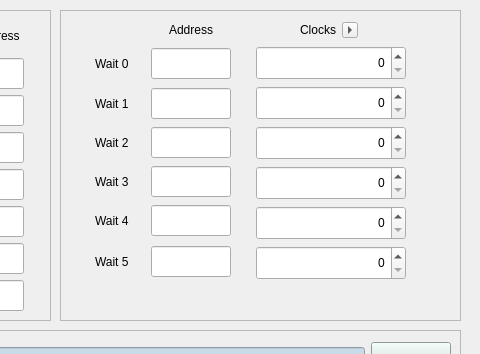
slsdetectorgroup/slsDetectorPackage, file pyctbgui/pyctbgui/ui/pattern.ui: the form before one commit; both pictures show x 390 to 870 and y 0 to 354 of the 870 by 800 pixel window.
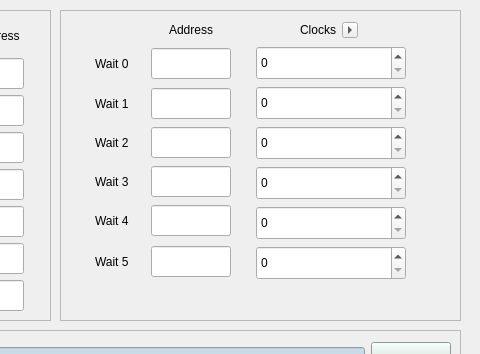
The form after the commit.

What changed in the file:
```diff
--- a/pyctbgui/pyctbgui/ui/pattern.ui
+++ b/pyctbgui/pyctbgui/ui/pattern.ui
@@ -1542,7 +1542,7 @@
          <number>6</number>
         </property>
         <item row="1" column="0">
-         <widget class="QSpinBox" name="spinBoxLoop1WaitClocks">
+         <widget class="QDoubleSpinBox" name="doubleSpinBoxLoop1WaitClocks">
           <property name="minimumSize">
            <size>
             <width>150</width>
@@ -1555,60 +1555,19 @@
             <height>34</height>
            </size>
           </property>
-          <property name="alignment">
-           <set>Qt::AlignRight|Qt::AlignTrailing|Qt::AlignVCenter</set>
+          <property name="inputMethodHints">
+           <set>Qt::ImhDigitsOnly</set>
           </property>
-          <property name="maximum">
-           <number>999999999</number>
+          <property name="decimals">
+           <number>0</number>
           </property>
-         </widget>
-        </item>
-        <item row="3" column="0">
-         <widget class="QSpinBox" name="spinBoxLoop3WaitClocks">
-          <property name="minimumSize">
-           <size>
-            <width>150</width>
-            <height>34</height>
-           </size>
-          </property>
-          <property name="maximumSize">
-           <size>
-            <width>150</width>
-            <height>34</height>
-           </size>
-          </property>
-          <property name="alignment">
-           <set>Qt::AlignRight|Qt::AlignTrailing|Qt::AlignVCenter</set>
-          </property>
           <property name="maximum">
-           <number>999999999</number>
-          </property>
-         </widget>
-        </item>
-        <item row="0" column="0">
-         <widget class="QSpinBox" name="spinBoxLoop0WaitClocks">
-          <property name="minimumSize">
-           <size>
-            <width>150</width>
-            <height>34</height>
-           </size>
-          </property>
-          <property name="maximumSize">
-           <size>
-            <width>150</width>
-            <height>34</height>
-           </size>
-          </property>
-          <property name="alignment">
-           <set>Qt::AlignRight|Qt::AlignTrailing|Qt::AlignVCenter</set>
-          </property>
-          <property name="maximum">
-           <number>999999999</number>
+           <double>9999999999.000000000000000</double>
           </property>
          </widget>
         </item>
         <item row="4" column="0">
-         <widget class="QSpinBox" name="spinBoxLoop4WaitClocks">
+         <widget class="QDoubleSpinBox" name="doubleSpinBoxLoop4WaitClocks">
           <property name="minimumSize">
            <size>
             <width>150</width>
@@ -1621,16 +1580,19 @@
             <height>34</height>
            </size>
           </property>
-          <property name="alignment">
-           <set>Qt::AlignRight|Qt::AlignTrailing|Qt::AlignVCenter</set>
+          <property name="inputMethodHints">
+           <set>Qt::ImhDigitsOnly</set>
           </property>
+          <property name="decimals">
+           <number>0</number>
+          </property>
           <property name="maximum">
-           <number>999999999</number>
+           <double>9999999999.000000000000000</double>
           </property>
          </widget>
         </item>
-        <item row="5" column="0">
-         <widget class="QSpinBox" name="spinBoxLoop5WaitClocks">
+        <item row="0" column="0">
+         <widget class="QDoubleSpinBox" name="doubleSpinBoxLoop0WaitClocks">
           <property name="minimumSize">
            <size>
             <width>150</width>
@@ -1643,16 +1605,44 @@
             <height>34</height>
            </size>
           </property>
-          <property name="alignment">
-           <set>Qt::AlignRight|Qt::AlignTrailing|Qt::AlignVCenter</set>
+          <property name="inputMethodHints">
+           <set>Qt::ImhDigitsOnly</set>
           </property>
+          <property name="decimals">
+           <number>0</number>
+          </property>
           <property name="maximum">
-           <number>999999999</number>
+           <double>9999999999.000000000000000</double>
+          </property>
+         </widget>
+        </item>
+        <item row="3" column="0">
+         <widget class="QDoubleSpinBox" name="doubleSpinBoxLoop3WaitClocks">
+          <property name="minimumSize">
+           <size>
+            <width>150</width>
+            <height>34</height>
+           </size>
+          </property>
+          <property name="maximumSize">
+           <size>
+            <width>150</width>
+            <height>34</height>
+           </size>
+          </property>
+          <property name="inputMethodHints">
+           <set>Qt::ImhDigitsOnly</set>
+          </property>
+          <property name="decimals">
+           <number>0</number>
+          </property>
+          <property name="maximum">
+           <double>9999999999.000000000000000</double>
           </property>
          </widget>
         </item>
         <item row="2" column="0">
-         <widget class="QSpinBox" name="spinBoxLoop2WaitClocks">
+         <widget class="QDoubleSpinBox" name="doubleSpinBoxLoop2WaitClocks">
           <property name="minimumSize">
            <size>
             <width>150</width>
@@ -1665,11 +1655,39 @@
             <height>34</height>
            </size>
           </property>
-          <property name="alignment">
-           <set>Qt::AlignRight|Qt::AlignTrailing|Qt::AlignVCenter</set>
+          <property name="inputMethodHints">
+           <set>Qt::ImhDigitsOnly</set>
           </property>
+          <property name="decimals">
+           <number>0</number>
+          </property>
           <property name="maximum">
-           <number>999999999</number>
+           <double>9999999999.000000000000000</double>
+          </property>
+         </widget>
+        </item>
+        <item row="5" column="0">
+         <widget class="QDoubleSpinBox" name="doubleSpinBoxLoop5WaitClocks">
+          <property name="minimumSize">
+           <size>
+            <width>150</width>
+            <height>34</height>
+           </size>
+          </property>
+          <property name="maximumSize">
+           <size>
+            <width>150</width>
+            <height>34</height>
+           </size>
+          </property>
+          <property name="inputMethodHints">
+           <set>Qt::ImhDigitsOnly</set>
+          </property>
+          <property name="decimals">
+           <number>0</number>
+          </property>
+          <property name="maximum">
+           <double>9999999999.000000000000000</double>
           </property>
          </widget>
         </item>
```
